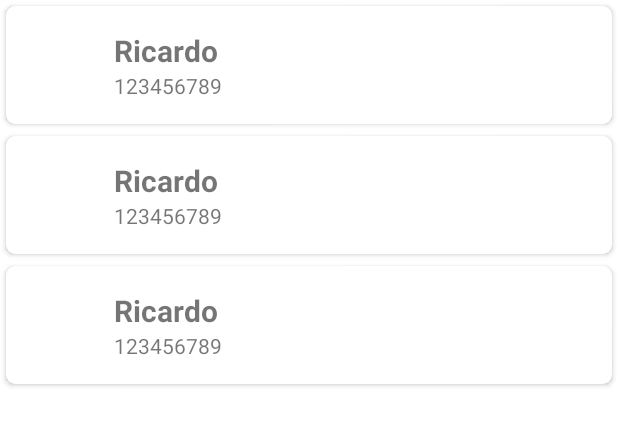
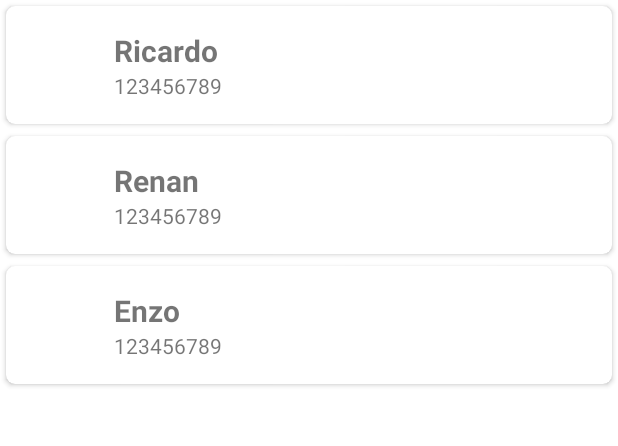
Before and after one commit to Trovaum/Lista-com-RecyclerView---Kotlin, an Android app: the screen it shows after launch (MainActivity), on a phone screen of 412 x 824 dp, the part 84-530 px from its top. Run offline under Robolectric (Android 15) with nearby library versions, the phone set to English and light mode, and no system bars.

```diff
--- a/app/build.gradle
+++ b/app/build.gradle
@@ -1,6 +1,7 @@
 plugins {
     id 'com.android.application'
     id 'kotlin-android'
+    id 'kotlin-android-extensions'
 }
 
 android {
@@ -40,4 +41,5 @@ dependencies {
     testImplementation 'junit:junit:4.+'
     androidTestImplementation 'androidx.test.ext:junit:1.1.3'
     androidTestImplementation 'androidx.test.espresso:espresso-core:3.4.0'
+    implementation 'com.google.code.gson:gson:2.8.6'
 }
--- a/app/src/main/java/com/example/recycleviewtest/Contact.kt
+++ b/app/src/main/java/com/example/recycleviewtest/Contact.kt
@@ -1,7 +1,11 @@
 package com.example.recycleviewtest
 
+import android.os.Parcelable
+import kotlinx.android.parcel.Parcelize
+
+@Parcelize
 data class Contact(
     var name: String,
     var phone: String,
     var photo: String
-)
+): Parcelable
--- a/app/src/main/java/com/example/recycleviewtest/MainActivity.kt
+++ b/app/src/main/java/com/example/recycleviewtest/MainActivity.kt
@@ -1,6 +1,8 @@
 package com.example.recycleviewtest
 
+import android.content.Context
 import android.content.Intent
+import android.content.SharedPreferences
 import androidx.appcompat.app.AppCompatActivity
 import android.os.Bundle
 import android.view.Menu
@@ -10,9 +12,13 @@ import android.view.View
 import android.widget.Toast
 import androidx.appcompat.app.ActionBarDrawerToggle
 import androidx.appcompat.widget.Toolbar
+import androidx.core.content.edit
 import androidx.drawerlayout.widget.DrawerLayout
 import androidx.recyclerview.widget.LinearLayoutManager
 import androidx.recyclerview.widget.RecyclerView
+import com.example.recycleviewtest.ContactDetail.Companion.EXTRA_CONTACT
+import com.google.gson.Gson
+import com.google.gson.reflect.TypeToken
 
 class MainActivity : AppCompatActivity(), ClickContactListener {
     private val mList: RecyclerView by lazy {
@@ -24,15 +30,51 @@ class MainActivity : AppCompatActivity(), ClickContactListener {
         setContentView(R.layout.drawer_menu)
 
         initDrawer()
+        feetListContact()
         bindView()
-        updateList()
     }
-    private fun initDrawer(){
+
+    private fun feetListContact() {
+        val list = arrayListOf(
+            Contact(
+                "Ricardo",
+                "123456789",
+                "img.png"
+            ),
+            Contact(
+                "Renan",
+                "123456789",
+                "img.png"
+            ),
+            Contact(
+                "Enzo",
+                "123456789",
+                "img.png"
+            )
+
+        )
+        getInstanceSharedPreference()?.edit {
+            putString("contacts", Gson().toJson(list))
+            commit()
+        }
+    }
+
+    private fun getInstanceSharedPreference(): SharedPreferences? {
+        return getSharedPreferences("com.example.recycleviewtest", Context.MODE_PRIVATE)
+    }
+
+    private fun initDrawer() {
         val drawerLayout = findViewById<View>(R.id.drawer_layout) as DrawerLayout
         val toolbar = findViewById<Toolbar>(R.id.toolbar_tools)
         setSupportActionBar(toolbar)
 
-        val toogle = ActionBarDrawerToggle(this, drawerLayout, toolbar, R.string.open_drawer, R.string.close_drawer)
+        val toogle = ActionBarDrawerToggle(
+            this,
+            drawerLayout,
+            toolbar,
+            R.string.open_drawer,
+            R.string.close_drawer
+        )
         drawerLayout.addDrawerListener(toogle)
         toogle.syncState()
 
@@ -41,29 +83,17 @@ class MainActivity : AppCompatActivity(), ClickContactListener {
     private fun bindView() {
         mList.adapter = adapter
         mList.layoutManager = LinearLayoutManager(this)
+        updateList()
+    }
+
+    private fun getListContact() : List<Contact> {
+        val list = getInstanceSharedPreference()?.getString("contacts", "[]")
+        val turnsType = object : TypeToken<List<Contact>>() {}.type
+        return Gson().fromJson(list, turnsType)
     }
 
     private fun updateList() {
-        adapter.updateList(
-            arrayListOf(
-                Contact(
-                    "Ricardo",
-                    "123456789",
-                    "img.png"
-                ),
-                Contact(
-                    "Ricardo",
-                    "123456789",
-                    "img.png"
-                ),
-                Contact(
-                    "Ricardo",
-                    "123456789",
-                    "img.png"
-                )
-
-            )
-        )
+        adapter.updateList(getListContact())
     }
 
     override fun onCreateOptionsMenu(menu: Menu?): Boolean {
@@ -72,7 +102,7 @@ class MainActivity : AppCompatActivity(), ClickContactListener {
         return true
     }
 
-    private fun showToast(message: String){
+    private fun showToast(message: String) {
         Toast.makeText(this, message, Toast.LENGTH_LONG).show()
     }
 
@@ -92,6 +122,7 @@ class MainActivity : AppCompatActivity(), ClickContactListener {
 
     override fun clickItemContact(contact: Contact) {
         val intent = Intent(this, ContactDetail::class.java)
+        intent.putExtra(EXTRA_CONTACT, contact)
         startActivity(intent)
     }
 }
```
Also changed, not shown: app/src/main/java/com/example/recycleviewtest/ContactDetail.kt (+32 -0 lines), app/src/main/res/layout/activity_contact_detail.xml (+19 -9 lines).
